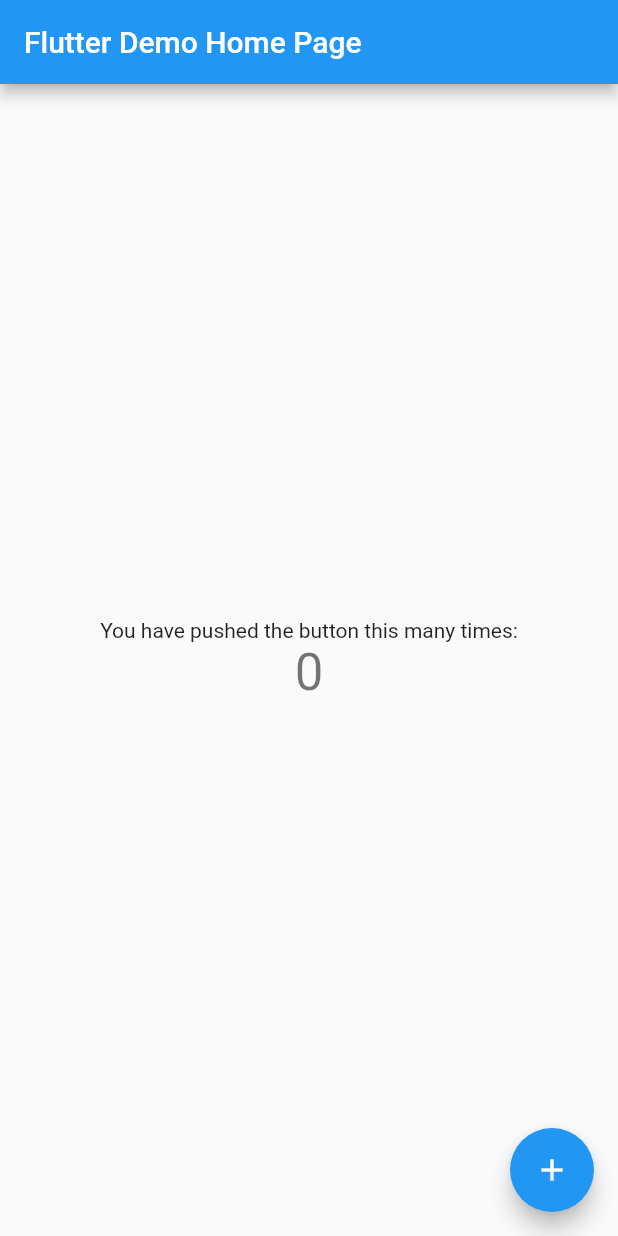
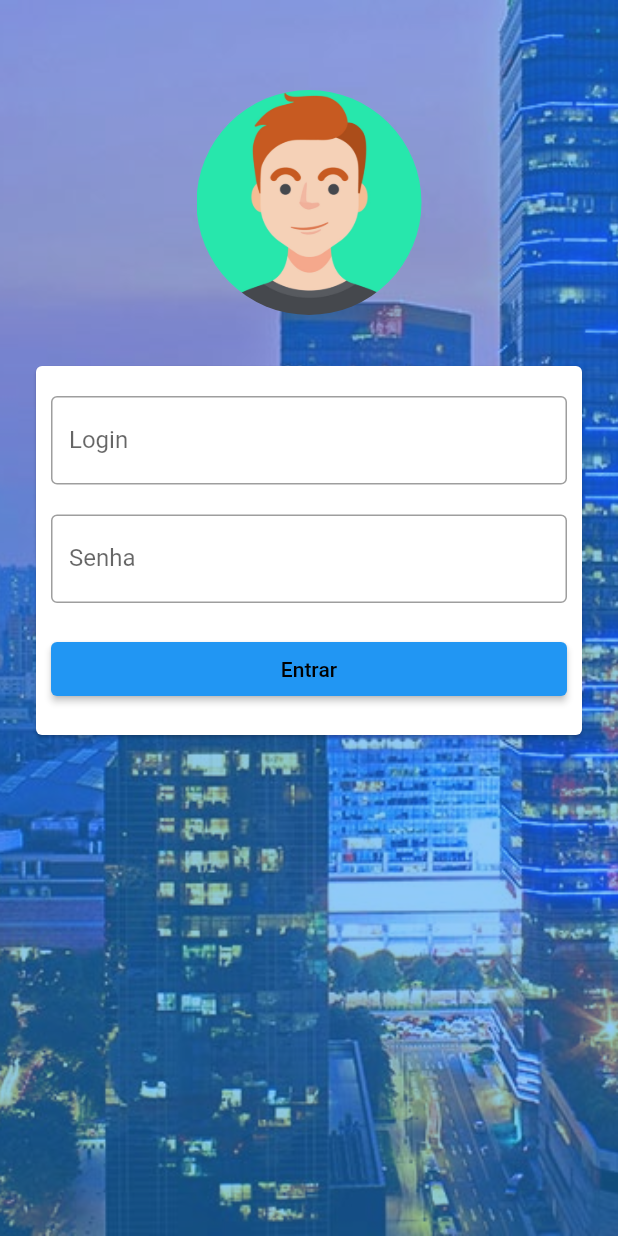
Before and after one commit to AndreLucyo2/estudo_flutter_ui_02, a Flutter app: the screen it shows after launch, on a phone screen of 412 x 824 dp. Run offline on Flutter 3.47's test engine with Material 2 defaults, Android fonts, the phone set to English and light mode, and no system bars.

Commit message:
Criado padrao de projeto

```diff
--- /dev/null
+++ b/lib/app/routes/app_routes.dart
@@ -0,0 +1,6 @@
+//Nomeia as rotas de navegação:
+class AppRoutes {
+  static const MAIN = '/';
+  static const HOME = '/homePage';
+  static const LOG_IN = '/login';
+}
--- /dev/null
+++ b/lib/app/view/login_page.dart
@@ -0,0 +1,146 @@
+import 'package:estudo_flutter_ui_02/app/routes/app_routes.dart';
+import 'package:flutter/material.dart';
+import 'package:flutter/widgets.dart';
+
+class LoginPage extends StatefulWidget {
+  @override
+  _LoginPageState createState() => _LoginPageState();
+}
+
+class _LoginPageState extends State<LoginPage> {
+  //Guarda os valores dos campos
+  String login = '';
+  String senha = '';
+
+  //Metodo para Separado Body do Scaffold
+  Widget _body() {
+    return SingleChildScrollView(
+      child: SizedBox(
+        //pegar as dimeções ta tela:
+        width: MediaQuery.of(context).size.width,
+        height: MediaQuery.of(context).size.height,
+
+        child: Padding(
+          padding: const EdgeInsets.all(20.0),
+          child: Column(
+            mainAxisAlignment: MainAxisAlignment.start,
+            children: [
+              //Separador
+              Container(height: 40),
+
+              ClipRRect(
+                borderRadius: BorderRadius.circular(100),
+                child: Container(
+                  child: Image.asset(
+                    'assets/images/logo.jpg',
+                    width: 150,
+                    height: 150,
+                    fit: BoxFit.cover,
+                  ),
+                ),
+              ),
+
+              //Separador
+              Container(height: 30),
+
+              Card(
+                child: Padding(
+                  padding: const EdgeInsets.only(
+                      left: 10, right: 10, top: 20, bottom: 20),
+                  child: Column(
+                    children: [
+                      //Campo Login : aceita user ou e-mail
+                      TextField(
+                        //Definir o tipo de teclado
+                        keyboardType: TextInputType.emailAddress,
+                        decoration: InputDecoration(
+                          labelText: 'Login',
+                          border: OutlineInputBorder(),
+                        ),
+                        //Pega o valor do campo:
+                        onChanged: (text) {
+                          //pode ser o email ou hash do usuario:
+                          login = text;
+                        },
+                      ),
+
+                      //Separador
+                      Container(height: 20),
+
+                      //Campo senha:
+                      TextField(
+                        //Ocultar senha:
+                        obscureText: true,
+                        decoration: InputDecoration(
+                          labelText: 'Senha',
+                          border: OutlineInputBorder(),
+                        ),
+                        //Pega o valor do campo:
+                        onChanged: (text) {
+                          senha = text;
+                        },
+                      ),
+
+                      //Separador
+                      Container(height: 20),
+
+                      //Botão Entrar
+                      ElevatedButton(
+                        style: ButtonStyle(
+                          //Cor de fundo do botão
+                          backgroundColor:
+                              MaterialStateProperty.all<Color>(Colors.blue),
+                        ),
+                        //Evento ao pressionar:
+                        onPressed: () {
+                          //Faz a validação do login:
+                          if (login.isEmpty && senha.isEmpty) {
+                            print('Campo login ou senha nao podem ser vazios!');
+                            return;
+                          }
+                          //Sucesso!
+                          if (login == 'als' ||
+                              login == 'als@teste.com' && senha == '123') {
+                            print('Parabens voce logou!');
+                            //Carrega  tela nomeada:
+                            Navigator.of(context).pushNamed(AppRoutes.HOME);
+                          } else {
+                            print('Senha ou email inválidos!');
+                            return;
+                          }
+                        },
+                        //botão estendido até a largura do seu widget pai
+                        child: Container(
+                            width: double.infinity,
+                            //Texto alinhado ao centro
+                            child: Text('Entrar', textAlign: TextAlign.center)),
+                      ),
+                    ],
+                  ),
+                ),
+              ),
+            ],
+          ),
+        ),
+      ),
+    );
+  }
+
+  @override
+  Widget build(BuildContext context) {
+    return Scaffold(
+      //Stack - sobrepoe widgets
+      body: Stack(children: [
+        SizedBox(
+            //definir a imagem na largura total de tela
+            height: MediaQuery.of(context).size.height,
+            child: Image.asset('assets/images/background.jpg',
+                //ajusta imagem na altura tela
+                fit: BoxFit.cover)),
+        //Cria uma mascara para escurecer a imagem:
+        Container(color: Colors.blue.withOpacity(0.50)),
+        _body(),
+      ]),
+    );
+  }
+}
--- /dev/null
+++ b/lib/app/view_controller/app_controller.dart
@@ -0,0 +1,19 @@
+import 'package:flutter/cupertino.dart';
+
+//Gerencia de estado: aplica o Listeners
+class AppController extends ChangeNotifier {
+  //Usando padrao singleton: usa sempre a mesma instancia
+  static AppController getInstancia = AppController();
+
+  //pega o valor para mudar o estado:
+  bool isDarkTheme = false;
+
+  //Metodo para alterar a variavel a aplicar thema
+  alternarThema() {
+    //o ! alterna emtre false e true
+    isDarkTheme = !isDarkTheme;
+
+    //Notifica quem tiver escutando
+    notifyListeners();
+  }
+}
--- a/lib/main.dart
+++ b/lib/main.dart
@@ -1,113 +1,7 @@
+import 'package:estudo_flutter_ui_02/app/view/app_widget.dart';
 import 'package:flutter/material.dart';
 
-void main() {
-  runApp(MyApp());
+main() {
+  //Ver canal Fluterando:
+  runApp(AppWidget());
 }
-
-class MyApp extends StatelessWidget {
-  // This widget is the root of your application.
-  @override
-  Widget build(BuildContext context) {
-    return MaterialApp(
-      title: 'Flutter Demo',
-      theme: ThemeData(
-        // This is the theme of your application.
-        //
-        // Try running your application with "flutter run". You'll see the
-        // application has a blue toolbar. Then, without quitting the app, try
-        // changing the primarySwatch below to Colors.green and then invoke
-        // "hot reload" (press "r" in the console where you ran "flutter run",
-        // or simply save your changes to "hot reload" in a Flutter IDE).
-        // Notice that the counter didn't reset back to zero; the application
-        // is not restarted.
-        primarySwatch: Colors.blue,
-      ),
-      home: MyHomePage(title: 'Flutter Demo Home Page'),
-    );
-  }
-}
-
-class MyHomePage extends StatefulWidget {
-  MyHomePage({Key? key, required this.title}) : super(key: key);
-
-  // This widget is the home page of your application. It is stateful, meaning
-  // that it has a State object (defined below) that contains fields that affect
-  // how it looks.
-
-  // This class is the configuration for the state. It holds the values (in this
-  // case the title) provided by the parent (in this case the App widget) and
-  // used by the build method of the State. Fields in a Widget subclass are
-  // always marked "final".
-
-  final String title;
-
-  @override
-  _MyHomePageState createState() => _MyHomePageState();
-}
-
-class _MyHomePageState extends State<MyHomePage> {
-  int _counter = 0;
-
-  void _incrementCounter() {
-    setState(() {
-      // This call to setState tells the Flutter framework that something has
-      // changed in this State, which causes it to rerun the build method below
-      // so that the display can reflect the updated values. If we changed
-      // _counter without calling setState(), then the build method would not be
-      // called again, and so nothing would appear to happen.
-      _counter++;
-    });
-  }
-
-  @override
-  Widget build(BuildContext context) {
-    // This method is rerun every time setState is called, for instance as done
-    // by the _incrementCounter method above.
-    //
-    // The Flutter framework has been optimized to make rerunning build methods
-    // fast, so that you can just rebuild anything that needs updating rather
-    // than having to individually change instances of widgets.
-    return Scaffold(
-      appBar: AppBar(
-        // Here we take the value from the MyHomePage object that was created by
-        // the App.build method, and use it to set our appbar title.
-        title: Text(widget.title),
-      ),
-      body: Center(
-        // Center is a layout widget. It takes a single child and positions it
-        // in the middle of the parent.
-        child: Column(
-          // Column is also a layout widget. It takes a list of children and
-          // arranges them vertically. By default, it sizes itself to fit its
-          // children horizontally, and tries to be as tall as its parent.
-          //
-          // Invoke "debug painting" (press "p" in the console, choose the
-          // "Toggle Debug Paint" action from the Flutter Inspector in Android
-          // Studio, or the "Toggle Debug Paint" command in Visual Studio Code)
-          // to see the wireframe for each widget.
-          //
-          // Column has various properties to control how it sizes itself and
-          // how it positions its children. Here we use mainAxisAlignment to
-          // center the children vertically; the main axis here is the vertical
-          // axis because Columns are vertical (the cross axis would be
-          // horizontal).
-          mainAxisAlignment: MainAxisAlignment.center,
-          children: <Widget>[
-            Text(
-              'You have pushed the button this many times:',
-            ),
-            Text(
-              '$_counter',
-              style: Theme.of(context).textTheme.headline4,
-            ),
-          ],
-        ),
-      ),
-      floatingActionButton: FloatingActionButton(
-        onPressed: _incrementCounter,
-        tooltip: 'Increment',
-        child: Icon(Icons.add),
-      ), // This trailing comma makes auto-formatting nicer for build methods.
-    );
-  }
-}
--- a/pubspec.yaml
+++ b/pubspec.yaml
@@ -45,9 +45,8 @@
   uses-material-design: true
 
   # To add assets to your application, add an assets section, like this:
-  # assets:
-  #   - images/a_dot_burr.jpeg
-  #   - images/a_dot_ham.jpeg
+  assets:
+     - assets/images/
 
   # An image asset can refer to one or more resolution-specific "variants", see
   # https://flutter.dev/assets-and-images/#resolution-aware.
```
Also changed, not shown: lib/app/customWidget/drawer_home.dart (added, +54 -0 lines), lib/app/view/home_page.dart (added, +66 -0 lines), assets/images/background.jpg (added), assets/images/logo.jpg (added), assets/images/userAvatar.png (added), lib/app/model/dao/bd_fake.dart (added), print_telas/HomePage.png (added), print_telas/HomePageMenu.png (added), print_telas/HomePageMenuDark.png (added), print_telas/LoginPage.png (added), 1 other file.
